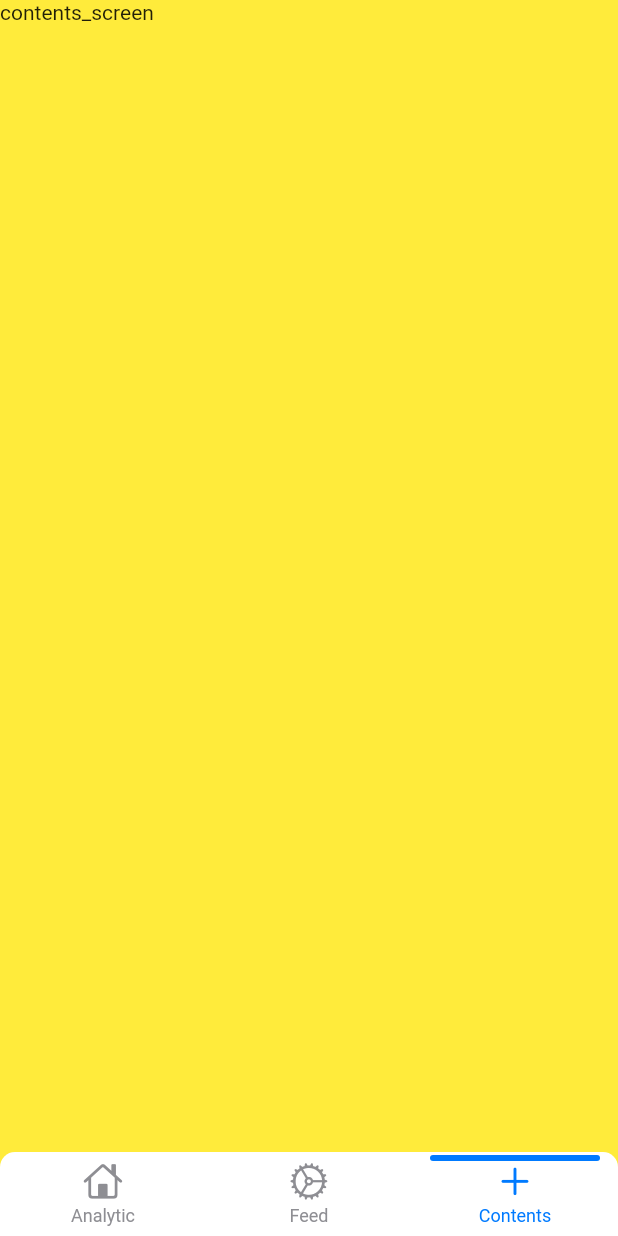
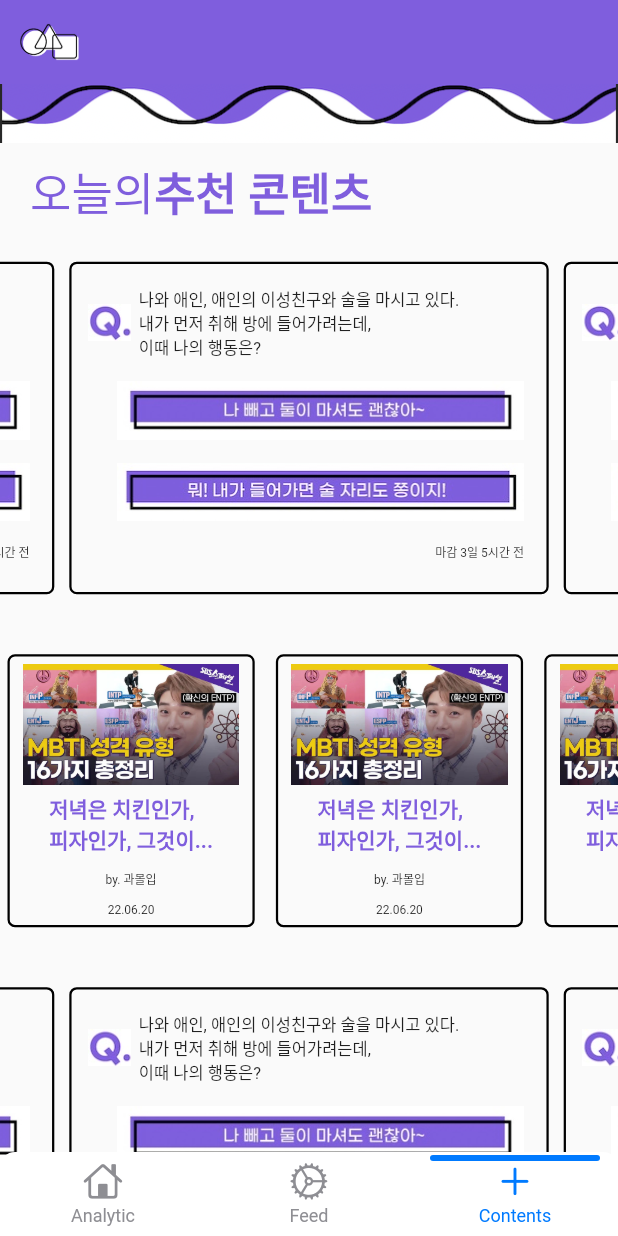
Before and after one commit to sw-hackathon-2022/mbtmi-flutter, a Flutter app: the screen it shows after launch, item 3 of the bottom bar chosen, on a phone screen of 412 x 824 dp. Run offline on Flutter 3.47's test engine with Material 2 defaults, Android fonts, the phone set to English and light mode, and no system bars; drawn by our look-alikes of carousel_slider, persistent_bottom_nav_bar; our stand-ins replace flutter_svg, get; missing offline and left inert: kakao_flutter_sdk_common, kakao_flutter_sdk_user; Roboto replaces fonts that are missing (GmarketSans).

Commit message:
feat : contents view

```diff
--- /dev/null
+++ b/lib/screens/home/contents/components/background.dart
@@ -0,0 +1,38 @@
+import 'package:flutter/material.dart';
+import 'package:flutter_svg/svg.dart';
+import 'package:mbtmi/constants.dart';
+
+class Background extends StatelessWidget {
+  final Widget child;
+  const Background({
+    Key? key,
+    required this.child,
+  }) : super(key: key);
+
+  @override
+  Widget build(BuildContext context) {
+    Size size = MediaQuery.of(context).size;
+    return GestureDetector(
+      onTap: () {
+        FocusScope.of(context).unfocus();
+      },
+      child: Container(
+        width: double.infinity,
+        height: size.height,
+        child: Stack(
+          alignment: Alignment.center,
+          children: <Widget>[
+            Positioned(
+              top: 0,
+              child: Image.asset(
+                "assets/images/contents_appbar.png",
+                width: size.width,
+              ),
+            ),
+            child,
+          ],
+        ),
+      ),
+    );
+  }
+}
--- /dev/null
+++ b/lib/screens/home/contents/components/question.dart
@@ -0,0 +1,151 @@
+import 'package:carousel_slider/carousel_options.dart';
+import 'package:carousel_slider/carousel_slider.dart';
+import 'package:flutter/material.dart';
+import 'package:get/get.dart';
+import 'package:mbtmi/constants.dart';
+
+var columnList = <QuestionColum>[
+  QuestionColum(
+    question: "나와 애인, 애인의 이성친구와 술을 마시고 있다.\n내가 먼저 취해 방에 들어가려는데,\n이때 나의 행동은?",
+    press: () {},
+  ),
+  QuestionColum(
+    question: "나와 애인, 애인의 이성친구와 술을 마시고 있다.\n내가 먼저 취해 방에 들어가려는데,\n이때 나의 행동은?",
+    press: () {},
+  ),
+  QuestionColum(
+    question: "나와 애인, 애인의 이성친구와 술을 마시고 있다.\n내가 먼저 취해 방에 들어가려는데,\n이때 나의 행동은?",
+    press: () {},
+  ),
+];
+
+class Qusetion extends StatelessWidget {
+  const Qusetion({
+    Key? key,
+  }) : super(key: key);
+
+  @override
+  Widget build(BuildContext context) {
+    return CarouselSlider.builder(
+      options: CarouselOptions(
+        // height: Get.height * 0.4,
+        viewportFraction: 0.8,
+        autoPlay: false,
+      ),
+      itemCount: columnList.length,
+      itemBuilder: (context, index, realIndex) {
+        return columnList[index];
+      },
+    );
+  }
+
+  @override
+  Widget buildold(BuildContext context) {
+    return SingleChildScrollView(
+      scrollDirection: Axis.horizontal,
+      child: Row(
+        children: <Widget>[
+          QuestionColum(
+            question:
+                "나와 애인, 애인의 이성친구와 술을 마시고 있다.\n내가 먼저 취해 방에 들어가려는데,\n이때 나의 행동은?",
+            press: () {},
+          ),
+          SizedBox(
+            width: Get.width * 0.01,
+          ),
+          QuestionColum(
+            question:
+                "나와 애인, 애인의 이성친구와 술을 마시고 있다.\n내가 먼저 취해 방에 들어가려는데,\n이때 나의 행동은?",
+            press: () {},
+          ),
+          SizedBox(
+            width: Get.width * 0.01,
+          ),
+          QuestionColum(
+            question:
+                "나와 애인, 애인의 이성친구와 술을 마시고 있다.\n내가 먼저 취해 방에 들어가려는데,\n이때 나의 행동은?",
+            press: () {},
+          ),
+        ],
+      ),
+    );
+  }
+}
+
+class QuestionColum extends StatelessWidget {
+  const QuestionColum({
+    Key? key,
+    required this.question,
+    required this.press,
+  }) : super(key: key);
+
+  final String question;
+  final VoidCallback press;
+
+  @override
+  Widget build(BuildContext context) {
+    return Container(
+      margin: const EdgeInsets.all(5),
+      width: Get.width * 0.8,
+      child: GestureDetector(
+          onTap: press,
+          child: Container(
+            padding:
+                const EdgeInsets.only(top: 5, left: 5, right: 5, bottom: 5),
+            decoration: BoxDecoration(
+              border: Border.all(width: 1.5),
+              borderRadius: const BorderRadius.all(Radius.circular(5.0) // POINT
+                  ),
+            ),
+            child: Column(
+              crossAxisAlignment: CrossAxisAlignment.stretch,
+              children: <Widget>[
+                const SizedBox(height: 10),
+                Row(children: <Widget>[
+                  const SizedBox(width: 6),
+                  Image.asset('assets/images/contents_question.jpg',
+                      width: Get.width * 0.07),
+                  const SizedBox(width: 5),
+                  Text(
+                    question,
+                    style: TextStyle(fontSize: 11),
+                  ),
+                ]),
+                const SizedBox(height: 15),
+                Padding(
+                  padding: const EdgeInsets.only(right: 10, left: 25),
+                  child: Image.asset('assets/images/contents_btn1.jpg',
+                      width: Get.width * 0.7),
+                ),
+                const SizedBox(
+                  height: 15,
+                ),
+                Padding(
+                  padding: const EdgeInsets.only(right: 10, left: 25),
+                  child: Image.asset('assets/images/contents_btn2.jpg',
+                      width: Get.width * 0.7),
+                ),
+                const SizedBox(
+                  height: 15,
+                ),
+                Padding(
+                  padding: const EdgeInsets.only(right: 10),
+                  child: Row(
+                    mainAxisAlignment: MainAxisAlignment.end,
+                    children: [
+                      const Text(
+                        '마감 3일 5시간 전',
+                        style: TextStyle(
+                          fontFamily: 'GmarketSans',
+                          fontSize: 8,
+                        ),
+                      ),
+                    ],
+                  ),
+                ),
+              ],
+            ),
+          )),
+    );
+  }
+}
--- /dev/null
+++ b/lib/screens/home/contents/components/youtube.dart
@@ -0,0 +1,117 @@
+import 'package:flutter/material.dart';
+import 'package:get/get.dart';
+import 'package:mbtmi/constants.dart';
+
+class Youtube extends StatelessWidget {
+  const Youtube({
+    Key? key,
+  }) : super(key: key);
+
+  @override
+  Widget build(BuildContext context) {
+    return SingleChildScrollView(
+      scrollDirection: Axis.horizontal,
+      child: Row(
+        children: <Widget>[
+          YoutubePhoto(
+            image: "assets/images/contents_youtube1.jpg",
+            press: () {},
+          ),
+          SizedBox(
+            width: Get.width * 0.01,
+          ),
+          YoutubePhoto(
+            image: "assets/images/contents_youtube1.jpg",
+            press: () {},
+          ),
+          SizedBox(
+            width: Get.width * 0.01,
+          ),
+          YoutubePhoto(
+            image: "assets/images/contents_youtube1.jpg",
+            press: () {},
+          ),
+          SizedBox(
+            width: Get.width * 0.01,
+          ),
+          YoutubePhoto(
+            image: "assets/images/contents_youtube1.jpg",
+            press: () {},
+          ),
+          SizedBox(
+            width: Get.width * 0.01,
+          ),
+        ],
+      ),
+    );
+  }
+}
+
+class YoutubePhoto extends StatelessWidget {
+  const YoutubePhoto({
+    Key? key,
+    required this.image,
+    required this.press,
+  }) : super(key: key);
+
+  final String image;
+  final VoidCallback press;
+
+  @override
+  Widget build(BuildContext context) {
+    return Container(
+      margin: const EdgeInsets.only(
+        left: 5,
+        right: 5,
+        top: 5,
+        bottom: 5,
+      ),
+      width: Get.width * 0.4,
+      child: GestureDetector(
+          onTap: press,
+          child: Container(
+            decoration: BoxDecoration(
+              border: Border.all(width: 1.5),
+              borderRadius: BorderRadius.all(Radius.circular(5.0) // POINT
+                  ),
+            ),
+            child: Column(children: <Widget>[
+              const SizedBox(height: 5),
+              Container(
+                child: Image.asset(image),
+                width: Get.width * 0.35,
+              ),
+              const SizedBox(height: 5),
+              const Text('저녁은 치킨인가,\n피자인가, 그것이...',
+                  style: TextStyle(
+                      color: kPurpleColor,
+                      fontFamily: 'GmarketSans',
+                      fontWeight: FontWeight.w700),
+                  textAlign: TextAlign.left),
+              const SizedBox(
+                height: 10,
+              ),
+              const Text(
+                'by. 과몰입',
+                style: TextStyle(
+                  fontFamily: 'GmarketSans',
+                  fontSize: 8,
+                ),
+                textAlign: TextAlign.start,
+              ),
+              const SizedBox(
+                height: 10,
+              ),
+              const Text(
+                '22.06.20',
+                style: TextStyle(
+                  fontFamily: 'GmarketSans',
+                  fontSize: 8,
+                ),
+              ),
+              const SizedBox(height: 5),
+            ]),
+          )),
+    );
+  }
+}
--- a/lib/screens/home/contents/contents_screen.dart
+++ b/lib/screens/home/contents/contents_screen.dart
@@ -1,4 +1,11 @@
 import 'package:flutter/material.dart';
+import 'package:flutter_svg/svg.dart';
+import 'package:get/get.dart';
+import 'package:mbtmi/constants.dart';
+import 'package:mbtmi/screens/home/contents/components/background.dart';
+
+import 'components/question.dart';
+import 'components/youtube.dart';
 
 class ContentsScreen extends StatelessWidget {
   const ContentsScreen({Key? key}) : super(key: key);
@@ -6,8 +13,62 @@ class ContentsScreen extends StatelessWidget {
   @override
   Widget build(BuildContext context) {
     return Scaffold(
-      backgroundColor: Colors.yellow,
-      body: const Text('contents_screen'),
-    );
+        appBar: AppBar(
+          elevation: 0,
+          backgroundColor: kPurpleColor,
+          leading: Padding(
+            padding: const EdgeInsets.only(left: 10),
+            child: Image.asset(
+              'assets/images/contents_32sketch.png',
+            ),
+          ),
+        ),
+        body: Background(
+            child: SingleChildScrollView(
+                child: Column(
+          //mainAxisAlignment: MainAxisAlignment.start,
+          //crossAxisAlignment: CrossAxisAlignment.stretch,
+          children: <Widget>[
+            SizedBox(
+              height: Get.height * 0.06,
+            ),
+            Row(
+              children: const [
+                SizedBox(
+                  width: 20,
+                ),
+                Text('오늘의',
+                    style: TextStyle(
+                        color: kPurpleColor,
+                        fontFamily: 'GmarketSans',
+                        fontWeight: FontWeight.w500,
+                        fontSize: 30),
+                    textAlign: TextAlign.left),
+                Text('추천 콘텐츠',
+                    style: TextStyle(
+                        color: kPurpleColor,
+                        fontFamily: 'GmarketSans',
+                        fontWeight: FontWeight.w700,
+                        fontSize: 30),
+                    textAlign: TextAlign.left),
+              ],
+            ),
+            const SizedBox(
+              height: 20,
+            ),
+            Qusetion(),
+            const SizedBox(
+              height: 30,
+            ),
+            Youtube(),
+            const SizedBox(
+              height: 30,
+            ),
+            Qusetion(),
+            const SizedBox(
+              height: 40,
+            ),
+          ],
+        ))));
   }
 }
```
Also changed, not shown: pubspec.yaml (+12 -0 lines), assets/images/contents_32sketch.png (added), assets/images/contents_appbar.png (added), assets/images/contents_btn1.jpg (added), assets/images/contents_btn2.jpg (added), assets/images/contents_question.jpg (added), assets/images/contents_youtube1.jpg (added), assets/svg/contents_8scketch.svg (added), lib/screens/home/contents/components/image.dart (added), pubspec.lock, 4 other files.
